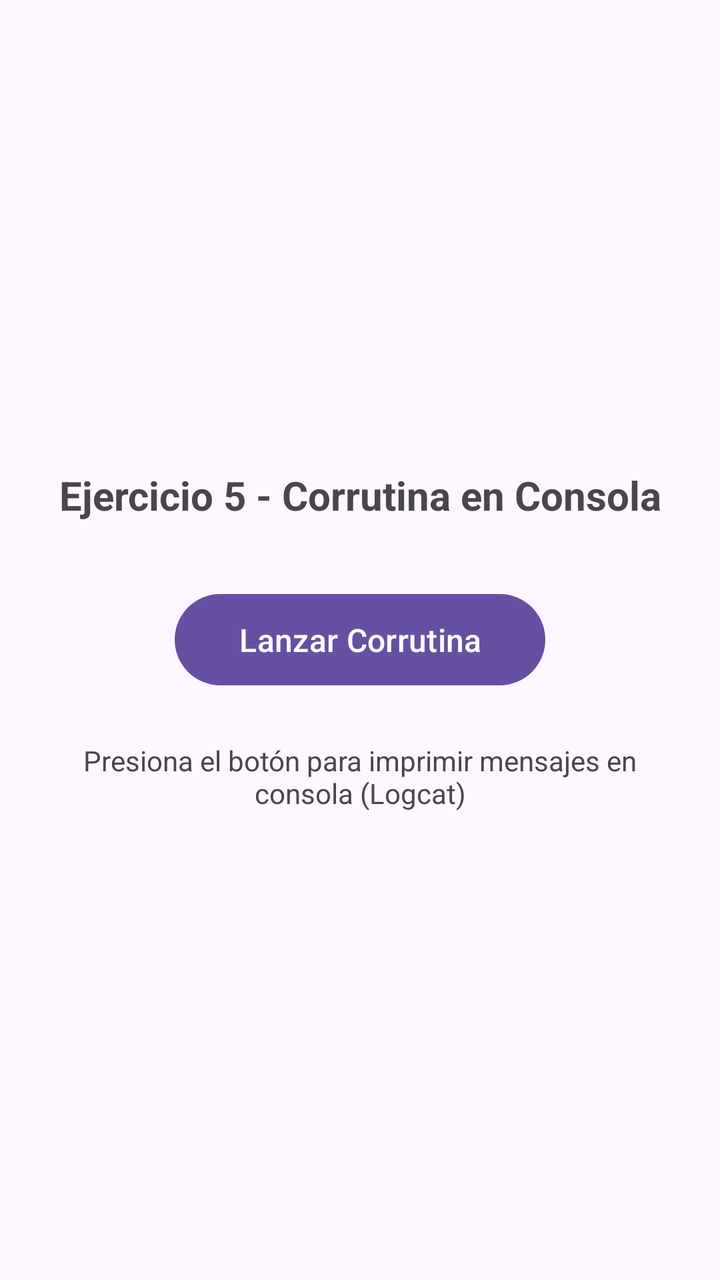
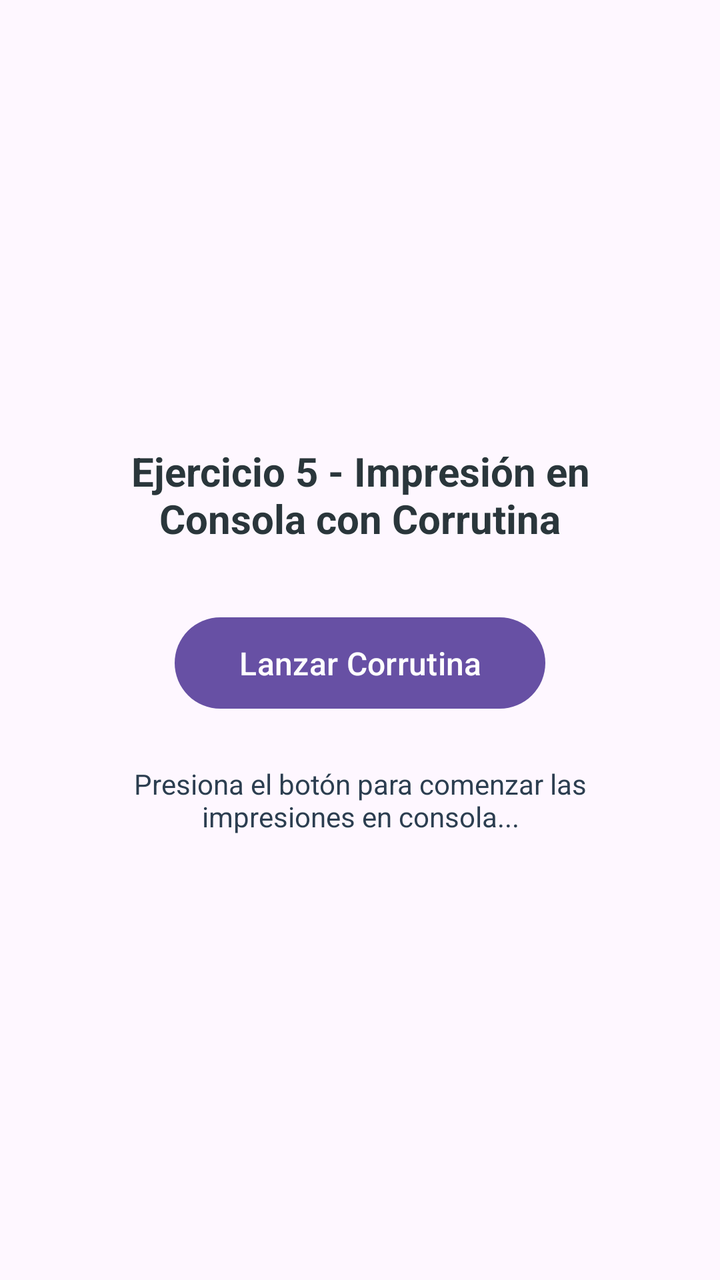

Compare the two renders of this Android layout. The source of the first and the diff that turns it into the second are given below.
<!-- AndroidManifest.xml: application theme Theme.Actividad6 -->
<!-- res/layout/activity_ejercicio5.xml -->
<?xml version="1.0" encoding="utf-8"?>
<LinearLayout xmlns:android="http://schemas.android.com/apk/res/android"
    xmlns:tools="http://schemas.android.com/tools"
    android:id="@+id/main"
    android:layout_width="match_parent"
    android:layout_height="match_parent"
    android:orientation="vertical"
    android:padding="24dp"
    android:gravity="center"
    tools:context=".ejercicios.ejercicio5.Ejercicio5Activity">

    <TextView
        android:id="@+id/tvHeader"
        android:layout_width="wrap_content"
        android:layout_height="wrap_content"
        android:text="Ejercicio 5 - Corrutina en Consola"
        android:textSize="20sp"
        android:textStyle="bold"
        android:textAlignment="center"
        android:layout_marginBottom="32dp" />

    <com.google.android.material.button.MaterialButton
        android:id="@+id/btnIniciar"
        android:layout_width="wrap_content"
        android:layout_height="wrap_content"
        android:text="Lanzar Corrutina"
        android:textSize="16sp"
        android:paddingStart="32dp"
        android:paddingEnd="32dp"
        android:paddingTop="12dp"
        android:paddingBottom="12dp"
        android:layout_marginBottom="24dp" />

    <TextView
        android:id="@+id/tvEstado"
        android:layout_width="wrap_content"
        android:layout_height="wrap_content"
        android:text="Presiona el botón para imprimir mensajes en consola (Logcat)"
        android:textSize="14sp"
        android:textColor="?android:attr/textColorSecondary"
        android:textAlignment="center" />

</LinearLayout>
<!-- resources referenced by this layout -->
<resources>
  <style name="Theme.Actividad6" parent="Base.Theme.Actividad6" />
  <style name="Base.Theme.Actividad6" parent="Theme.Material3.DayNight.NoActionBar">
          
          
      </style>
</resources>

<!-- the commit's change to res/layout/activity_ejercicio5.xml (unified diff, before → after) -->
@@ -5,22 +5,23 @@
     android:layout_width="match_parent"
     android:layout_height="match_parent"
     android:orientation="vertical"
-    android:padding="24dp"
+    android:padding="28dp"
     android:gravity="center"
     tools:context=".ejercicios.ejercicio5.Ejercicio5Activity">
 
     <TextView
-        android:id="@+id/tvHeader"
+        android:id="@+id/lblTituloConsola"
         android:layout_width="wrap_content"
         android:layout_height="wrap_content"
-        android:text="Ejercicio 5 - Corrutina en Consola"
+        android:text="Ejercicio 5 - Impresión en Consola con Corrutina"
         android:textSize="20sp"
         android:textStyle="bold"
         android:textAlignment="center"
+        android:textColor="@color/primary_color"
         android:layout_marginBottom="32dp" />
 
     <com.google.android.material.button.MaterialButton
-        android:id="@+id/btnIniciar"
+        android:id="@+id/btnDispararCorrutina"
         android:layout_width="wrap_content"
         android:layout_height="wrap_content"
         android:text="Lanzar Corrutina"
@@ -32,12 +33,12 @@
         android:layout_marginBottom="24dp" />
 
     <TextView
-        android:id="@+id/tvEstado"
+        android:id="@+id/txtEstadoCorrutina"
         android:layout_width="wrap_content"
         android:layout_height="wrap_content"
-        android:text="Presiona el botón para imprimir mensajes en consola (Logcat)"
+        android:text="Presiona el botón para comenzar las impresiones en consola..."
         android:textSize="14sp"
-        android:textColor="?android:attr/textColorSecondary"
+        android:textColor="@color/secondary_color"
         android:textAlignment="center" />
 
 </LinearLayout>
<!-- resource entries referenced after the edit -->
@@ -1,5 +1,7 @@
 <!-- resources referenced by this layout -->
 <resources>
+  <color name="primary_color">#2A363B</color>
+  <color name="secondary_color">#2C3E50</color>
   <style name="Theme.Actividad6" parent="Base.Theme.Actividad6" />
   <style name="Base.Theme.Actividad6" parent="Theme.Material3.DayNight.NoActionBar">
           
